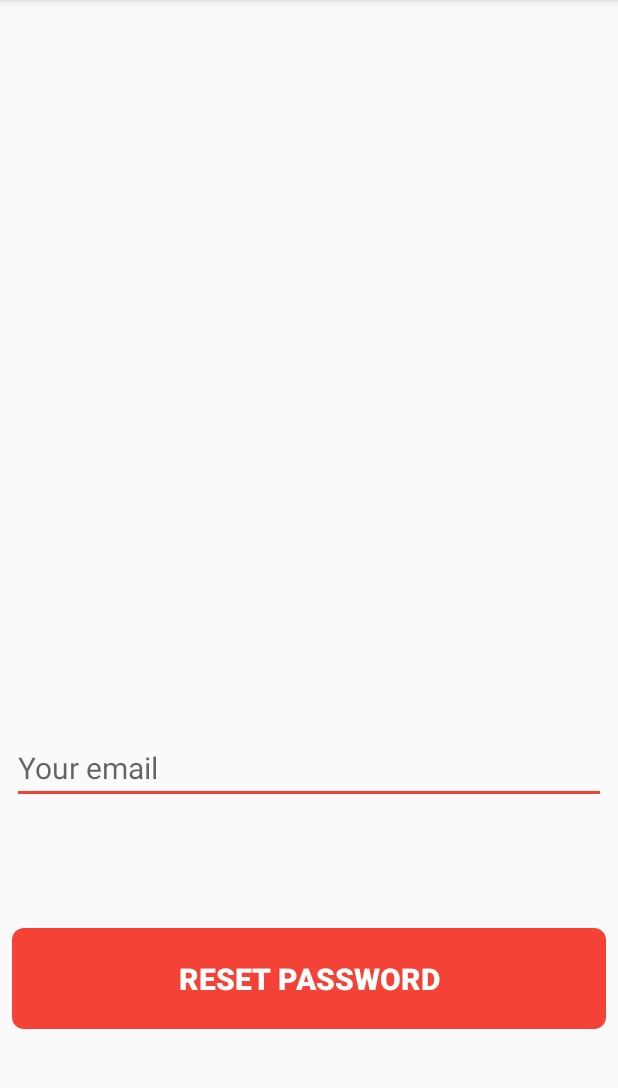
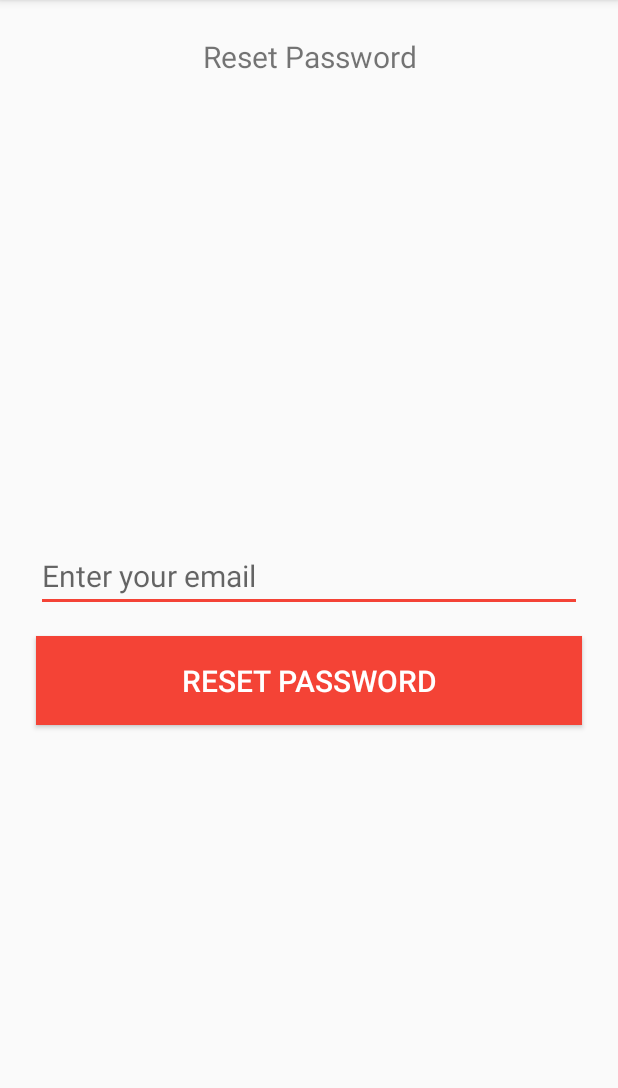
Before and after one commit to D-Hallock223/RiderApp, an Android app: the ResetPasswordActivity screen opened directly, with no data from a screen before it, on a phone screen of 412 x 824 dp, the part 84-1172 px from its top. Run offline under Robolectric (Android 15) with nearby library versions, the phone set to English and light mode, and no system bars; our stand-ins replace Firebase (no records; nobody signed in at launch, a user with empty details on screens opened directly).

Commit message:
made some changes

```diff
--- a/app/src/main/res/layout/activity_reset_password.xml
+++ b/app/src/main/res/layout/activity_reset_password.xml
@@ -5,20 +5,23 @@
     android:layout_width="match_parent"
     android:layout_height="match_parent"
     tools:context=".Activity.ResetPasswordActivity">
+
+    <TextView
+        android:layout_width="match_parent"
+        android:layout_height="wrap_content"
+        android:text="Reset Password"
+        android:gravity="center"
+        android:layout_marginTop="24dp"
+        android:textSize="20sp"/>
+
     <EditText
         android:id="@+id/Resetemail"
         android:layout_width="match_parent"
         android:layout_height="wrap_content"
-        android:layout_alignParentBottom="true"
-        android:layout_centerHorizontal="true"
-        android:layout_marginBottom="232dp"
-        android:layout_marginEnd="8dp"
-        android:layout_marginLeft="8dp"
-        android:layout_marginRight="8dp"
-        android:layout_marginStart="8dp"
+        android:layout_centerInParent="true"
+        android:layout_marginHorizontal="24dp"
         android:ems="10"
-        android:hint="Your email"
-        android:maxLength="40"
+        android:hint="Enter your email"
         android:textSize="20sp"
         android:inputType="textMultiLine"/>
 
@@ -26,27 +29,21 @@
         android:id="@+id/Resetpassword"
         android:layout_width="match_parent"
         android:layout_height="wrap_content"
-        android:layout_alignParentBottom="true"
-        android:layout_centerHorizontal="true"
-        android:layout_marginBottom="82dp"
-        android:layout_marginEnd="8dp"
-        android:layout_marginLeft="8dp"
-        android:layout_marginRight="8dp"
-        android:layout_marginStart="8dp"
-        android:background="@drawable/next_button_paint"
+        android:layout_below="@id/Resetemail"
+        android:layout_marginHorizontal="24dp"
+        android:layout_marginTop="16dp"
+        android:background="@drawable/red_button"
         android:backgroundTint="@color/colorAccent"
         android:text="Reset Password"
         android:textColor="@color/white"
-        android:paddingVertical="20dp"
-        android:paddingHorizontal="20dp"
-        android:textSize="20sp"
-        android:textStyle="bold"/>
+        android:paddingVertical="16dp"
+        android:textSize="20sp"/>
 
     <ProgressBar
         android:id="@+id/Resetprogressbar"
         style="?android:attr/progressBarStyle"
-        android:layout_width="55dp"
-        android:layout_height="55dp"
+        android:layout_width="match_parent"
+        android:layout_height="wrap_content"
         android:layout_below="@+id/editTextCode"
         android:layout_centerHorizontal="true"
         android:layout_marginTop="214dp"
```
